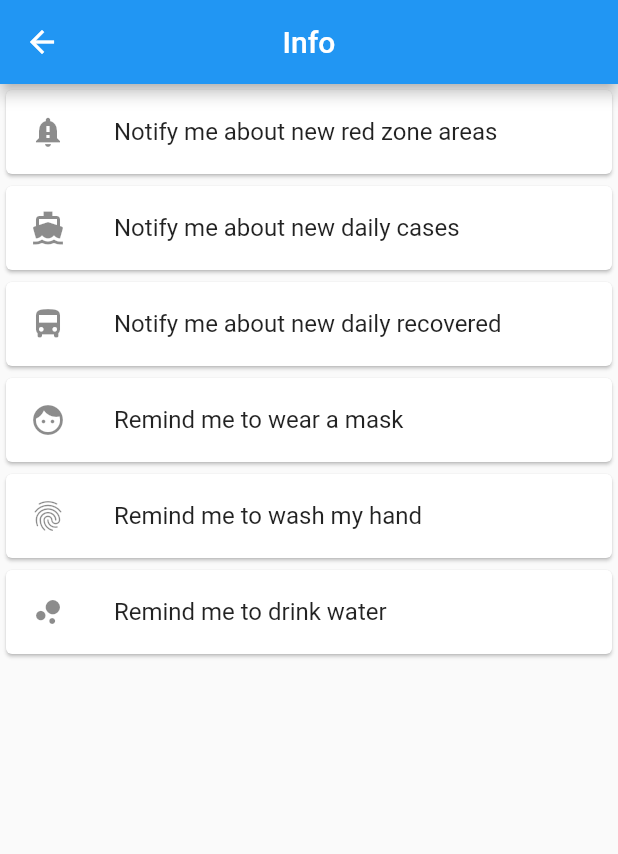
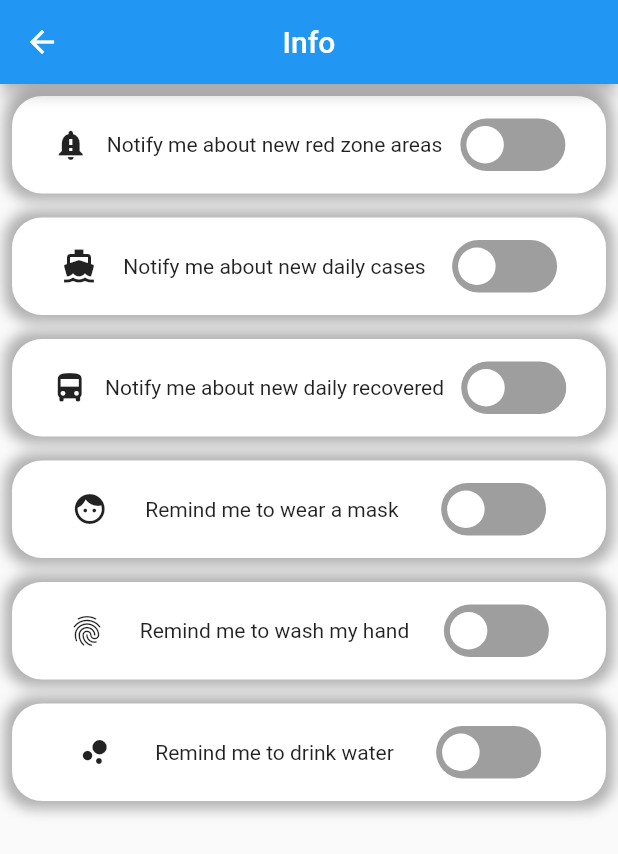
Before and after one commit to AdamHarith2510/flutter_app123, a Flutter app: the noti screen opened directly, on a phone screen of 412 x 824 dp. Shown: the top 854 px of the screen. Run offline on Flutter 3.47's test engine with Material 2 defaults, Android fonts, the phone set to English and light mode, and no system bars; drawn by our look-alikes of flutter_switch; our stand-ins replace page_transition, webview_flutter; missing offline and left inert: qr_code_scanner; network calls fail; statements that could not run were skipped; project files that could hold a hidden picture were left out.

Commit message:
Add files via upload

```diff
--- a/lib/notification.dart
+++ b/lib/notification.dart
@@ -1,44 +1,218 @@
 import 'package:flutter/material.dart';
+import 'package:flutter_switch/flutter_switch.dart';
 
 class noti extends StatelessWidget {
   @override
   Widget build(BuildContext context) {
     return Scaffold(
-        appBar: AppBar(
-          title: Text('Info'),
-          centerTitle: true,
-        ),
-        body: BodyLayout(),
+      appBar: AppBar(
+        title: Text('Info'),
+        centerTitle: true,
+      ),
+      body: BodyLayout(),
     );
   }
 }
 
-class BodyLayout extends StatelessWidget {
+class BodyLayout extends StatefulWidget {
+  @override
+  _BodyLayoutState createState() => _BodyLayoutState();
+}
+
+class _BodyLayoutState extends State<BodyLayout> {
+
+  bool status1 = false;
+  bool status2 = false;
+  bool status3 = false;
+  bool status4 = false;
+  bool status5 = false;
+  bool status6 = false;
+
   @override
   Widget build(BuildContext context) {
-    return _myListView(context);
+    return Column(
+      children: [
+        Container(
+          decoration: BoxDecoration(
+              boxShadow: [
+                BoxShadow(
+                  color: Colors.grey.withOpacity(0.8),
+                  spreadRadius: 5,
+                  blurRadius: 7,
+                )
+              ],
+              color: Colors.white,
+              borderRadius: BorderRadius.all(Radius.circular(20.0))
+          ),
+          padding: EdgeInsets.all(15.0),
+          margin: EdgeInsets.symmetric(vertical: 8.0, horizontal: 8.0),
+          child: Row(
+            mainAxisAlignment: MainAxisAlignment.spaceEvenly,
+            children: [
+              Icon(Icons.notification_important),
+              Text('Notify me about new red zone areas'),
+              FlutterSwitch(
+                value: status1,
+                onToggle: (val) {
+                  setState(() {
+                    status1 = val;
+                  });
+                },
+              ),
+            ],
+          ),
+        ),
+        Container(
+          decoration: BoxDecoration(
+              boxShadow: [
+                BoxShadow(
+                  color: Colors.grey.withOpacity(0.8),
+                  spreadRadius: 5,
+                  blurRadius: 7,
+                )
+              ],
+              color: Colors.white,
+              borderRadius: BorderRadius.all(Radius.circular(20.0))
+          ),
+          padding: EdgeInsets.all(15.0),
+          margin: EdgeInsets.symmetric(vertical: 8.0, horizontal: 8.0),
+          child: Row(
+            mainAxisAlignment: MainAxisAlignment.spaceEvenly,
+            children: [
+              Icon(Icons.directions_boat,),
+              Text('Notify me about new daily cases',),
+              FlutterSwitch(
+                value: status2,
+                onToggle: (val) {
+                  setState(() {
+                    status2 = val;
+                  });
+                },
+              ),
+            ],
+          ),
+        ),
+        Container(
+          decoration: BoxDecoration(
+              boxShadow: [
+                BoxShadow(
+                  color: Colors.grey.withOpacity(0.8),
+                  spreadRadius: 5,
+                  blurRadius: 7,
+                )
+              ],
+              color: Colors.white,
+              borderRadius: BorderRadius.all(Radius.circular(20.0))
+          ),
+          padding: EdgeInsets.all(15.0),
+          margin: EdgeInsets.symmetric(vertical: 8.0, horizontal: 8.0),
+          child: Row(
+            mainAxisAlignment: MainAxisAlignment.spaceEvenly,
+            children: [
+              Icon(Icons.directions_bus,),
+              Text('Notify me about new daily recovered',),
+              FlutterSwitch(
+                value: status3,
+                onToggle: (val) {
+                  setState(() {
+                    status3 = val;
+                  });
+                },
+              ),
+            ],
+          ),
+        ),
+        Container(
+          decoration: BoxDecoration(
+              boxShadow: [
+                BoxShadow(
+                  color: Colors.grey.withOpacity(0.8),
+                  spreadRadius: 5,
+                  blurRadius: 7,
+                )
+              ],
+              color: Colors.white,
+              borderRadius: BorderRadius.all(Radius.circular(20.0))
+          ),
+          padding: EdgeInsets.all(15.0),
+          margin: EdgeInsets.symmetric(vertical: 8.0, horizontal: 8.0),
+          child: Row(
+            mainAxisAlignment: MainAxisAlignment.spaceEvenly,
+            children: [
+              Icon(Icons.face,),
+              Text('Remind me to wear a mask ',),
+              FlutterSwitch(
+                value: status4,
+                onToggle: (val) {
+                  setState(() {
+                    status4 = val;
+                  });
+                },
+              ),
+            ],
+          ),
+        ),
+        Container(
+          decoration: BoxDecoration(
+              boxShadow: [
+                BoxShadow(
+                  color: Colors.grey.withOpacity(0.8),
+                  spreadRadius: 5,
+                  blurRadius: 7,
+                )
+              ],
+              color: Colors.white,
+              borderRadius: BorderRadius.all(Radius.circular(20.0))
+          ),
+          padding: EdgeInsets.all(15.0),
+          margin: EdgeInsets.symmetric(vertical: 8.0, horizontal: 8.0),
+          child: Row(
+            mainAxisAlignment: MainAxisAlignment.spaceEvenly,
+            children: [
+              Icon(Icons.fingerprint,),
+              Text('Remind me to wash my hand',),
+              FlutterSwitch(
+                value: status5,
+                onToggle: (val) {
+                  setState(() {
+                    status5 = val;
+                  });
+                },
+              ),
+            ],
+          ),
+        ),
+        Container(
+          decoration: BoxDecoration(
+              boxShadow: [
+                BoxShadow(
+                  color: Colors.grey.withOpacity(0.8),
+                  spreadRadius: 5,
+                  blurRadius: 7,
+                )
+              ],
+              color: Colors.white,
+              borderRadius: BorderRadius.all(Radius.circular(20.0))
+          ),
+          padding: EdgeInsets.all(15.0),
+          margin: EdgeInsets.symmetric(vertical: 8.0, horizontal: 8.0),
+          child: Row(
+            mainAxisAlignment: MainAxisAlignment.spaceEvenly,
+            children: [
+              Icon(Icons.bubble_chart,),
+              Text('Remind me to drink water',),
+              FlutterSwitch(
+                value: status6,
+                onToggle: (val) {
+                  setState(() {
+                    status6 = val;
+                  });
+                },
+              ),
+            ],
+          ),
+        ),
+      ],
+    );
   }
 }
-
-// replace this function with the code in the examples
-Widget _myListView(BuildContext context) {
-
-  final titles = ['Notify me about new red zone areas', 'Notify me about new daily cases', 'Notify me about new daily recovered',
-    'Remind me to wear a mask ', 'Remind me to wash my hand', 'Remind me to drink water',];
-
-  final icons = [Icons.notification_important, Icons.directions_boat,
-    Icons.directions_bus, Icons.face, Icons.fingerprint,
-    Icons.bubble_chart,];
-
-  return ListView.builder(
-    itemCount: titles.length,
-    itemBuilder: (context, index) {
-      return Card( //                           <-- Card widget
-        child: ListTile(
-          leading: Icon(icons[index]),
-          title: Text(titles[index]),
-        ),
-      );
-    },
-  );
-}
```
